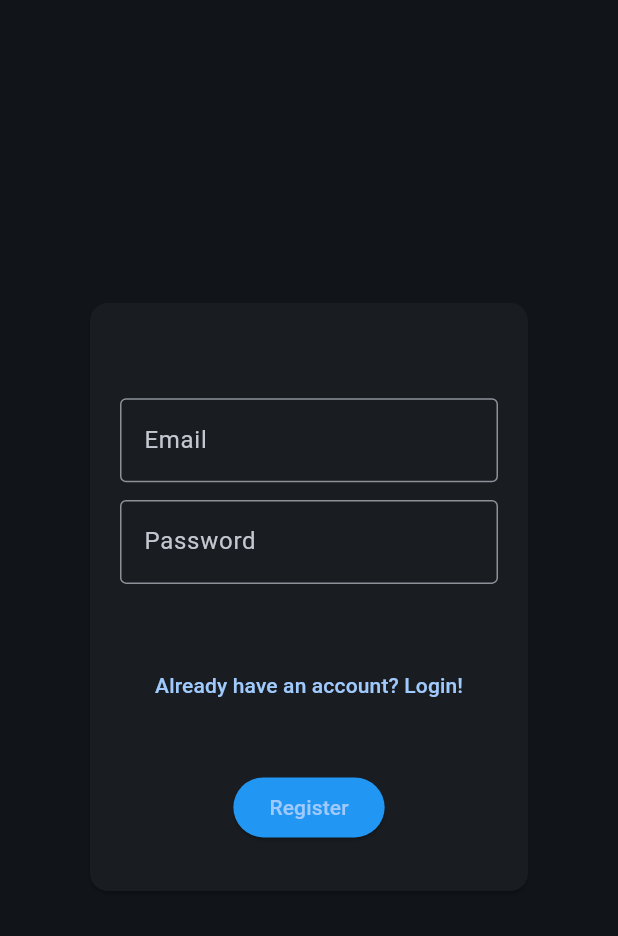
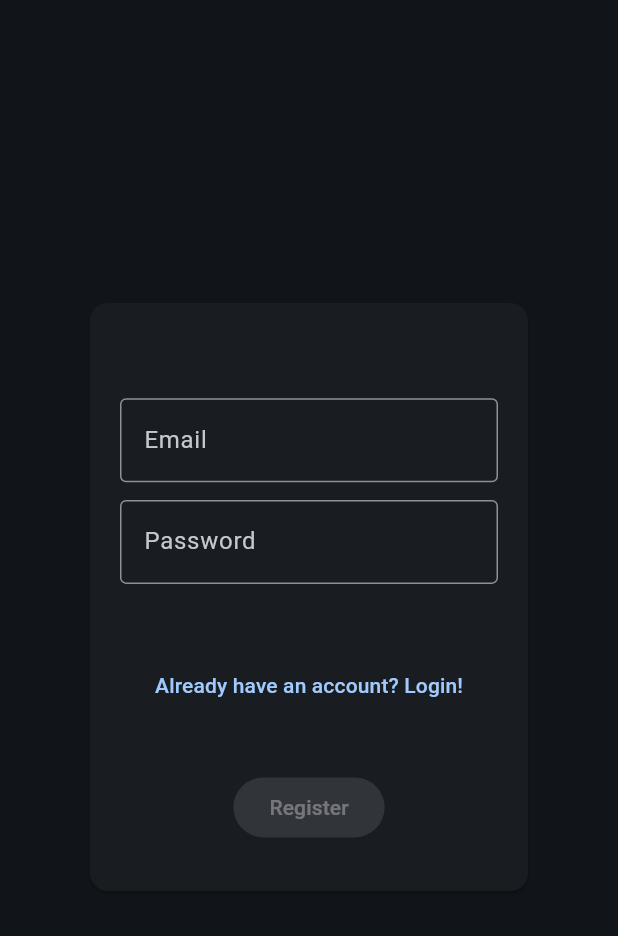
Before and after one commit to SakshhamTheCoder/HomeMatch-IntraCCS, a Flutter app: the screen it shows after launch, after a tap on "Register", on a phone screen of 412 x 824 dp, the part 63-999 px from its top. Run offline on Flutter 3.47's test engine with Material 3 defaults, Android fonts, the phone set to English and light mode, and no system bars; our stand-ins replace firebase_auth, firebase_core, flutter_svg; accounts and stored records are empty; network calls fail.

Commit message:
Frontend changes

```diff
--- a/frontend/app/home_match/lib/home_page.dart
+++ b/frontend/app/home_match/lib/home_page.dart
@@ -1,8 +1,10 @@
+import 'package:firebase_auth/firebase_auth.dart';
 import 'package:flutter/material.dart';
 import 'package:home_match/views/listings.dart';
 
 class HomePage extends StatefulWidget {
-  const HomePage({super.key});
+  final User? user;
+  const HomePage({super.key, required this.user});
 
   @override
   State<HomePage> createState() => _HomePageState();
--- a/frontend/app/home_match/lib/main.dart
+++ b/frontend/app/home_match/lib/main.dart
@@ -1,3 +1,4 @@
+import 'package:firebase_auth/firebase_auth.dart';
 import 'package:firebase_core/firebase_core.dart';
 import 'package:flutter/material.dart';
 import 'package:home_match/email_verify.dart';
@@ -13,12 +14,13 @@ void main() async {
     MaterialApp(
       title: 'HomeMatch',
       theme: ThemeData(
-        colorScheme: ColorScheme.fromSeed(
-            seedColor: Colors.blue, brightness: Brightness.dark),
+        colorScheme: ColorScheme.fromSeed(seedColor: Colors.blue, brightness: Brightness.dark),
       ),
       home: const RegistrationView(),
       routes: {
-        '/homepage/': (context) => const HomePage(),
+        '/homepage/': (context) => HomePage(
+              user: FirebaseAuth.instance.currentUser,
+            ),
         '/login/': (context) => const Login(),
         '/register/': (context) => const RegistrationView(),
         '/emailverify/': (context) => const EmailVerifyView(),
--- a/frontend/app/home_match/lib/register.dart
+++ b/frontend/app/home_match/lib/register.dart
@@ -12,6 +12,7 @@ class RegistrationView extends StatefulWidget {
 class _RegistrationViewState extends State<RegistrationView> {
   late final TextEditingController _email;
   late final TextEditingController _password;
+  bool _isLoggingIn = false;
 
   @override
   void initState() {
@@ -66,64 +67,50 @@ class _RegistrationViewState extends State<RegistrationView> {
                           enableSuggestions: false,
                           autocorrect: false,
                           obscureText: true,
-                          decoration: const InputDecoration(
-                              labelText: "Password ",
-                              border: OutlineInputBorder()),
+                          decoration: const InputDecoration(labelText: "Password ", border: OutlineInputBorder()),
                         ),
                         const SizedBox(height: 20),
                         Center(
                           child: TextButton(
                             onPressed: () {
-                              Navigator.of(context).pushNamedAndRemoveUntil(
-                                  '/login/', (route) => false);
+                              Navigator.of(context).pushNamedAndRemoveUntil('/login/', (route) => false);
                             },
-                            child:
-                                const Text('Already have an account? Login!'),
+                            child: const Text('Already have an account? Login!'),
                           ),
                         ),
                         const SizedBox(height: 10),
-                        ElevatedButton(
-                          style: ButtonStyle(
-                            backgroundColor: MaterialStateProperty.all<Color>(
-                                Colors.blue[500]!),
-                            overlayColor:
-                                MaterialStateProperty.resolveWith<Color?>(
-                              (Set<MaterialState> states) {
-                                if (states.contains(MaterialState.hovered)) {
-                                  return Colors.blue.withOpacity(0.04);
-                                }
-                                if (states.contains(MaterialState.focused) ||
-                                    states.contains(MaterialState.pressed)) {
-                                  return Colors.blue.withOpacity(0.12);
-                                }
-                                return null; // Defer to the widget's default.
-                              },
-                            ),
-                          ),
-                          onPressed: () async {
+                        FilledButton(
+                          onPressed: _isLoggingIn
+                              ? null
+                              : () async {
                                   final email = _email.text;
                                   final password = _password.text;
+                                  setState(() {
+                                    _isLoggingIn = true;
+                                  });
                                   try {
                                     await FirebaseAuth.instance
-                                  .createUserWithEmailAndPassword(
-                                      email: email, password: password);
-                              Navigator.of(context).pushNamedAndRemoveUntil(
-                                  '/emailverify/', (_) => false);
+                                        .createUserWithEmailAndPassword(email: email, password: password);
+                                    Navigator.of(context).pushNamedAndRemoveUntil('/emailverify/', (_) => false);
                                   } on FirebaseAuthException catch (e) {
                                     if (e.code == 'weak-password') {
-                                if (kDebugMode) {
-                                  print('The password provided is too weak.');
-                                }
+                                      ScaffoldMessenger.of(context).showSnackBar(
+                                        const SnackBar(
+                                          content: Text('The password provided is too weak.'),
+                                        ),
+                                      );
                                     } else if (e.code == 'email-already-in-use') {
-                                if (kDebugMode) {
-                                  print(
-                                      'The account already exists for that email.');
-                                }
+                                      ScaffoldMessenger.of(context).showSnackBar(
+                                        const SnackBar(
+                                          content: Text('The account already exists for that email.'),
+                                        ),
+                                      );
                                     } else if (e.code == 'invalid-email') {
-                                if (kDebugMode) {
-                                  print(
-                                      'The email address is badly formatted.');
-                                }
+                                      ScaffoldMessenger.of(context).showSnackBar(
+                                        const SnackBar(
+                                          content: Text('The email address is invalid.'),
+                                        ),
+                                      );
                                     } else {
                                       if (kDebugMode) {
                                         print(e.code);
```
Also changed, not shown: frontend/app/home_match/lib/email_verify.dart (+9 -23 lines), frontend/app/home_match/lib/login.dart (+17 -14 lines), 6 other files. Lines whose indentation alone changed are shown as unchanged.
